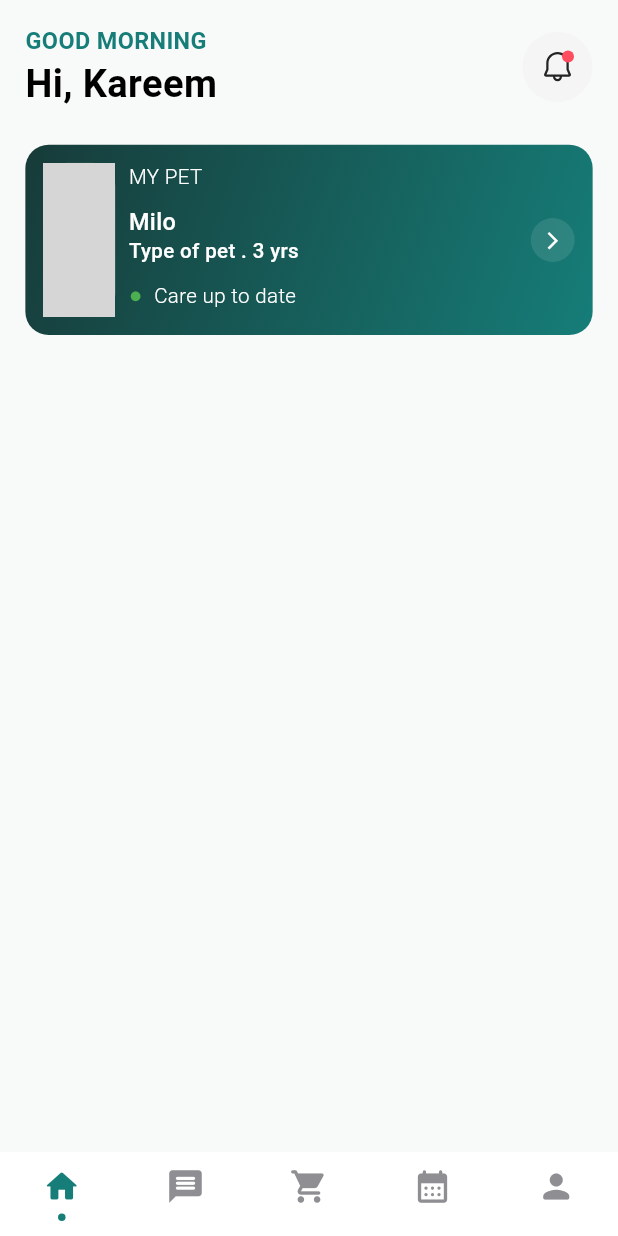
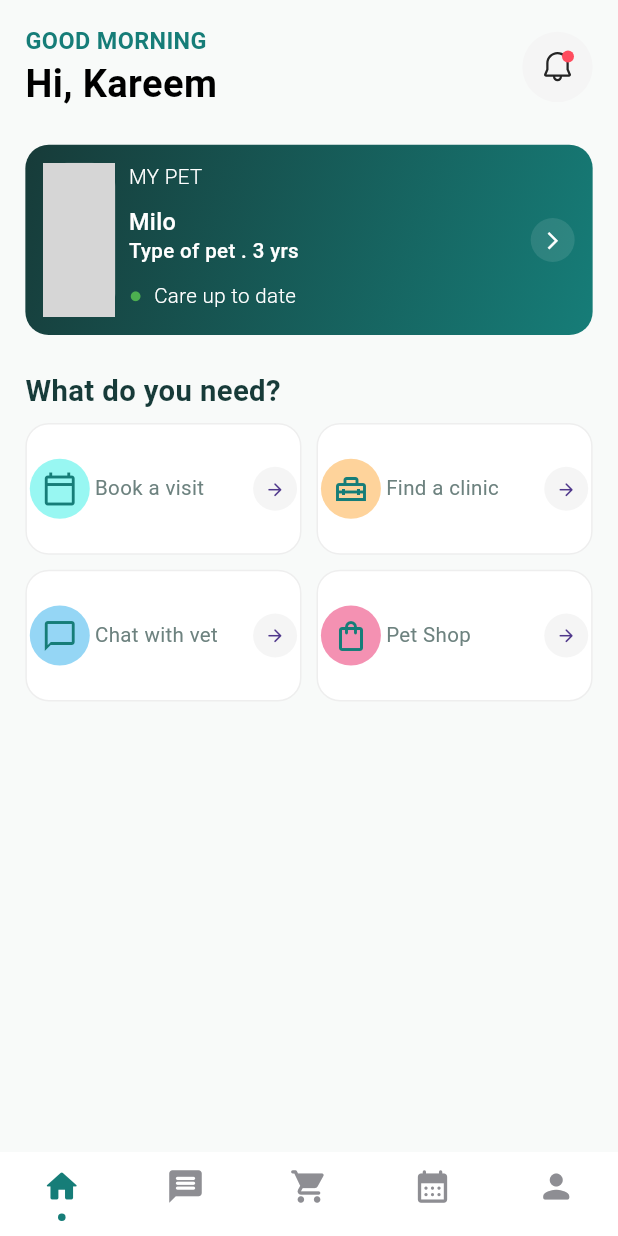
Before and after one commit to karim791/VetCare, a Flutter app: the screen it shows after launch, on a phone screen of 412 x 824 dp. Run offline on Flutter 3.47's test engine with Material 3 defaults, Android fonts, the phone set to English and light mode, and no system bars; drawn by our look-alikes of cached_network_image, persistent_bottom_nav_bar_v2; our stand-ins replace flutter_bloc, flutter_screenutil, flutter_svg, freezed_annotation, get_it, supabase_flutter; accounts and stored records are empty; network calls fail; grey boxes are pictures that could not be loaded.

Commit message:
-add headline with text button widget -add the grid items widget -add text style

```diff
--- a/lib/core/utils/themes/text_styles.dart
+++ b/lib/core/utils/themes/text_styles.dart
@@ -19,14 +19,19 @@ class TextStyles {
     color: AppColors.darkGreen,
     fontWeight: FontWeightHelper.bold,
   );
+  static TextStyle font26BlackSemiBold = TextStyle(
+    fontSize: 26.sp,
+    color: Colors.black,
+    fontWeight: FontWeightHelper.semiBold,
+  );
   static TextStyle font22DarkGreenBold = TextStyle(
     fontSize: 22.sp,
     color: AppColors.darkGreen,
     fontWeight: FontWeightHelper.bold,
   );
-  static TextStyle font26BlackSemiBold = TextStyle(
-    fontSize: 26.sp,
-    color: Colors.black,
+  static TextStyle font20DarkGreenSemiBold = TextStyle(
+    fontSize: 20.sp,
+    color: AppColors.darkGreen,
     fontWeight: FontWeightHelper.semiBold,
   );
   static TextStyle font20WhiteSemiBold = TextStyle(
@@ -44,7 +49,7 @@ class TextStyles {
     color: Colors.white,
     fontWeight: FontWeightHelper.regular,
   );
-    static TextStyle font16WhiteMedium = TextStyle(
+  static TextStyle font16WhiteMedium = TextStyle(
     fontSize: 16.sp,
     color: Colors.white,
     fontWeight: FontWeightHelper.medium,
--- a/lib/features/home/views/pages/home_page.dart
+++ b/lib/features/home/views/pages/home_page.dart
@@ -1,8 +1,11 @@
 import 'package:flutter/material.dart';
 import 'package:flutter_screenutil/flutter_screenutil.dart';
 import 'package:vetcare/core/helpers/spacing.dart';
+import 'package:vetcare/features/home/views/widgets/headline_with_text_button.dart';
 import 'package:vetcare/features/home/views/widgets/home_top_bar.dart';
 import 'package:vetcare/features/home/views/widgets/pet_container.dart';
+
+import '../widgets/services_grid_items.dart';
 
 class HomePage extends StatelessWidget {
   const HomePage({super.key});
@@ -15,7 +18,15 @@ class HomePage extends StatelessWidget {
           width: double.infinity,
           margin: EdgeInsets.fromLTRB(16.w, 16.h, 16.w, 28.h),
           child: Column(
-            children: [HomeTopBar(), verticalSpace(24.h), PetContainer()],
+            children: [
+              HomeTopBar(),
+              verticalSpace(24.h),
+              PetContainer(),
+              verticalSpace(24.h),
+              HeadlineWithTextButton(headline: 'What do you need?'),
+              verticalSpace(8.h),
+              ServicesGridItems(),
+            ],
           ),
         ),
       ),
--- /dev/null
+++ b/lib/features/home/views/widgets/headline_with_text_button.dart
@@ -0,0 +1,23 @@
+import 'package:flutter/material.dart';
+import 'package:vetcare/core/utils/themes/text_styles.dart';
+
+class HeadlineWithTextButton extends StatelessWidget {
+  final String headline;
+  final String? buttonText;
+  const HeadlineWithTextButton({
+    super.key,
+    required this.headline,
+    this.buttonText,
+  });
+
+  @override
+  Widget build(BuildContext context) {
+    return Row(
+      children: [
+        Text(headline, style: TextStyles.font20DarkGreenSemiBold),
+        const Spacer(),
+        if(buttonText!=null)...[TextButton(onPressed: (){}, child: Text(buttonText!,style: TextStyles.font14LightGrayRegular,))]
+      ],
+    );
+  }
+}
--- /dev/null
+++ b/lib/features/home/views/widgets/services_grid_items.dart
@@ -0,0 +1,78 @@
+import 'package:flutter/material.dart';
+import 'package:flutter_screenutil/flutter_screenutil.dart';
+import 'package:vetcare/core/helpers/spacing.dart';
+import 'package:vetcare/core/utils/themes/app_colors.dart';
+
+import 'package:vetcare/core/utils/themes/text_styles.dart';
+
+class ServicesGridItems extends StatelessWidget {
+  const new({super.key});
+
+  @override
+  Widget build(BuildContext context) {
+    List<String> items = [
+      'Book a visit',
+      'Find a clinic',
+      'Chat with vet',
+      'Pet Shop',
+    ];
+    List<IconData> iconData = [
+      Icons.calendar_today_outlined,
+      Icons.home_repair_service_outlined,
+      Icons.messenger_outline_outlined,
+      Icons.shopping_bag_outlined,
+    ];
+    List<Color> colors = [
+      const Color.fromARGB(255, 152, 247, 242),
+      const Color.fromARGB(255, 254, 211, 155),
+      const Color.fromARGB(255, 149, 214, 245),
+      const Color.fromARGB(255, 244, 145, 178),
+    ];
+    return GridView.builder(
+      gridDelegate: SliverGridDelegateWithFixedCrossAxisCount(
+        crossAxisCount: 2,
+        mainAxisSpacing: 10,
+        crossAxisSpacing: 10,
+        mainAxisExtent: 90.h,
+      ),
+      shrinkWrap: true,
+      physics: NeverScrollableScrollPhysics(),
+      itemCount: colors.length,
+      itemBuilder: (context, index) {
+        return InkWell(
+          onTap: () {},
+          child: Container(
+            padding: EdgeInsets.all(2.h),
+            decoration: BoxDecoration(
+              color: Colors.white,
+              border: Border.all(color: Colors.grey.shade200),
+              borderRadius: BorderRadius.all(Radius.circular(16.r)),
+            ),
+            child: gridItem(iconData[index], items[index], colors[index]),
+          ),
+        );
+      },
+    );
+  }
+
+  Widget gridItem(IconData icon, String text, Color color) {
+    return Expanded(
+      child: Row(
+        children: [
+          CircleAvatar(
+            backgroundColor: color,
+            child: Icon(icon, color: AppColors.deepGreen),
+          ),
+          horizontalSpace(3.w),
+          Text(text, style: TextStyles.font14LightGrayRegular),
+          const Spacer(),
+          CircleAvatar(
+            radius: 15.r,
+            backgroundColor: Colors.grey.shade100,
+            child: Icon(Icons.arrow_forward_rounded, size: 14.sp),
+          ),
+        ],
+      ),
+    );
+  }
+}
```
